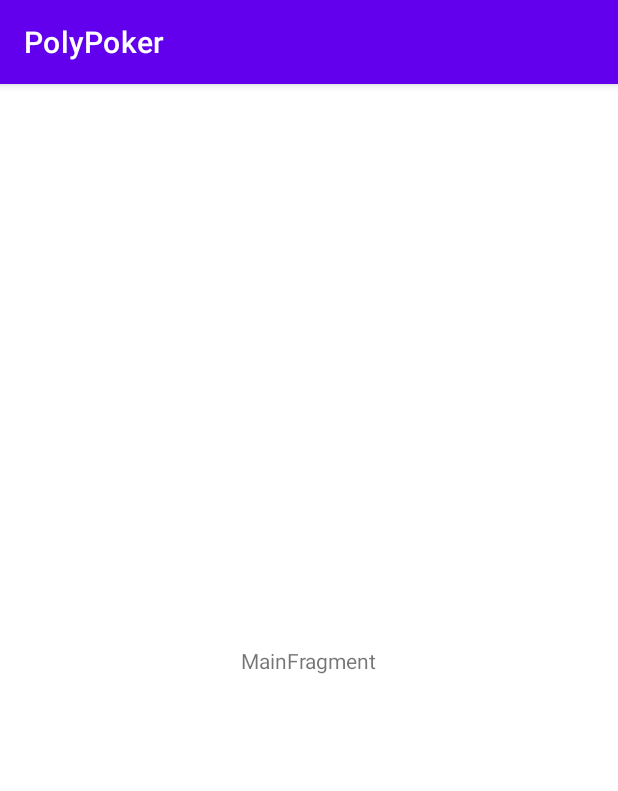
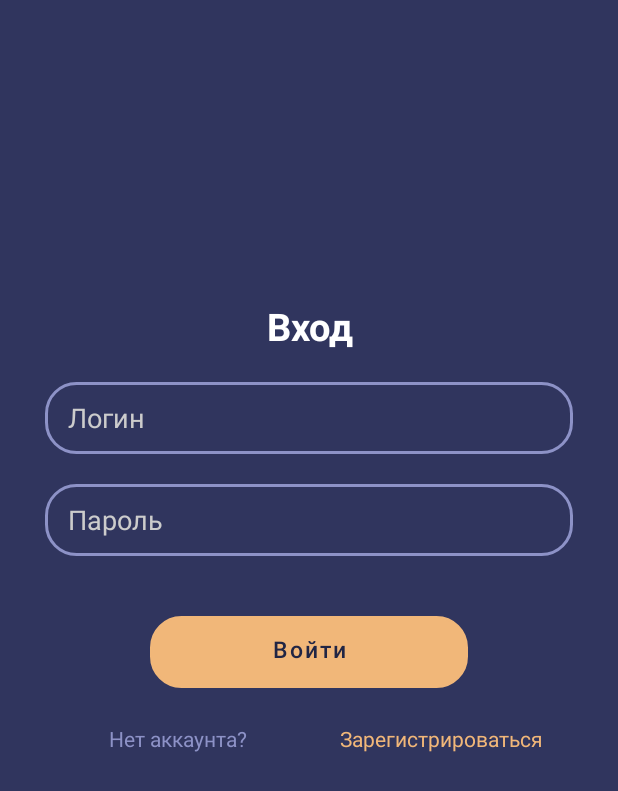
Before and after one commit to sealisaa/polypoker, an Android app: the screen it shows after launch (MainActivity), on a phone screen of 412 x 824 dp. Shown: the top 791 px of the screen. Run offline under Robolectric (Android 15) with nearby library versions, the phone set to English and light mode, and no system bars.

Commit message:
#11, #12: Add logic and registration screens for Android

```diff
--- a/android/PolyPoker/app/build.gradle
+++ b/android/PolyPoker/app/build.gradle
@@ -8,7 +8,7 @@ android {
 
     defaultConfig {
         applicationId "com.example.polypoker"
-        minSdk 19
+        minSdk 21
         targetSdk 31
         versionCode 1
         versionName "1.0"
@@ -39,6 +39,8 @@ dependencies {
     implementation 'androidx.constraintlayout:constraintlayout:2.0.4'
     implementation 'androidx.lifecycle:lifecycle-livedata-ktx:2.3.1'
     implementation 'androidx.lifecycle:lifecycle-viewmodel-ktx:2.3.1'
+    implementation 'androidx.navigation:navigation-fragment-ktx:2.5.3'
+    implementation 'androidx.navigation:navigation-ui-ktx:2.5.3'
     testImplementation 'junit:junit:4.+'
     androidTestImplementation 'androidx.test.ext:junit:1.1.2'
     androidTestImplementation 'androidx.test.espresso:espresso-core:3.3.0'
--- a/android/PolyPoker/app/src/main/java/com/example/polypoker/MainActivity.kt
+++ b/android/PolyPoker/app/src/main/java/com/example/polypoker/MainActivity.kt
@@ -2,17 +2,13 @@ package com.example.polypoker
 
 import androidx.appcompat.app.AppCompatActivity
 import android.os.Bundle
-import com.example.polypoker.ui.main.MainFragment
+import com.example.polypoker.ui.main.LogInFragment
+import com.example.polypoker.ui.main.RegistrationFragment
 
 class MainActivity : AppCompatActivity() {
 
     override fun onCreate(savedInstanceState: Bundle?) {
         super.onCreate(savedInstanceState)
-        setContentView(R.layout.main_activity)
-        if (savedInstanceState == null) {
-            supportFragmentManager.beginTransaction()
-                .replace(R.id.container, MainFragment.newInstance())
-                .commitNow()
-        }
+        setContentView(R.layout.activity_main)
     }
 }
--- /dev/null
+++ b/android/PolyPoker/app/src/main/java/com/example/polypoker/ui/main/LogInFragment.kt
@@ -0,0 +1,44 @@
+package com.example.polypoker.ui.main
+
+import android.os.Bundle
+import android.view.LayoutInflater
+import android.view.View
+import android.view.ViewGroup
+import android.widget.TextView
+import androidx.fragment.app.Fragment
+import androidx.lifecycle.ViewModelProvider
+import androidx.navigation.Navigation
+import androidx.navigation.findNavController
+import androidx.navigation.fragment.findNavController
+import com.example.polypoker.R
+
+class LogInFragment : Fragment() {
+    companion object {
+        fun newInstance() = LogInFragment()
+    }
+
+    private lateinit var viewModel: MainViewModel
+
+    override fun onCreateView(
+        inflater: LayoutInflater, container: ViewGroup?,
+        savedInstanceState: Bundle?
+    ): View {
+        return inflater.inflate(R.layout.log_in_fragment, container, false)
+    }
+
+    override fun onActivityCreated(savedInstanceState: Bundle?) {
+        super.onActivityCreated(savedInstanceState)
+        viewModel = ViewModelProvider(this).get(MainViewModel::class.java)
+        // TODO: Use the ViewModel
+    }
+
+    override fun onViewCreated(view: View, savedInstanceState: Bundle?) {
+        super.onViewCreated(view, savedInstanceState)
+
+        view.findViewById<TextView>(R.id.registerText).setOnClickListener {
+            view.findNavController().navigate(
+                R.id.action_logInFragment_to_registrationFragment
+            )
+        }
+    }
+}
--- a/android/PolyPoker/app/src/main/java/com/example/polypoker/ui/main/MainFragment.kt
+++ b/android/PolyPoker/app/src/main/java/com/example/polypoker/ui/main/RegistrationFragment.kt
@@ -8,10 +8,10 @@ import android.view.View
 import android.view.ViewGroup
 import com.example.polypoker.R
 
-class MainFragment : Fragment() {
+class RegistrationFragment : Fragment() {
 
     companion object {
-        fun newInstance() = MainFragment()
+        fun newInstance() = RegistrationFragment()
     }
 
     private lateinit var viewModel: MainViewModel
@@ -20,7 +20,7 @@ class MainFragment : Fragment() {
         inflater: LayoutInflater, container: ViewGroup?,
         savedInstanceState: Bundle?
     ): View {
-        return inflater.inflate(R.layout.main_fragment, container, false)
+        return inflater.inflate(R.layout.registration_fragment, container, false)
     }
 
     override fun onActivityCreated(savedInstanceState: Bundle?) {
--- /dev/null
+++ b/android/PolyPoker/app/src/main/res/drawable/button_border.xml
@@ -0,0 +1,7 @@
+<?xml version="1.0" encoding="utf-8"?>
+<shape xmlns:android="http://schemas.android.com/apk/res/android">
+    <stroke
+        android:color="@color/apricot"
+        android:width="2dp" />
+    <corners android:radius="20dp" />
+</shape>
--- /dev/null
+++ b/android/PolyPoker/app/src/main/res/drawable/check_eye.xml
@@ -0,0 +1,5 @@
+<vector android:height="24dp" android:tint="#8D92C7"
+    android:viewportHeight="24" android:viewportWidth="24"
+    android:width="24dp" xmlns:android="http://schemas.android.com/apk/res/android">
+    <path android:fillColor="@android:color/white" android:pathData="M12,4.5C7,4.5 2.73,7.61 1,12c1.73,4.39 6,7.5 11,7.5s9.27,-3.11 11,-7.5c-1.73,-4.39 -6,-7.5 -11,-7.5zM12,17c-2.76,0 -5,-2.24 -5,-5s2.24,-5 5,-5 5,2.24 5,5 -2.24,5 -5,5zM12,9c-1.66,0 -3,1.34 -3,3s1.34,3 3,3 3,-1.34 3,-3 -1.34,-3 -3,-3z"/>
+</vector>
--- /dev/null
+++ b/android/PolyPoker/app/src/main/res/drawable/purple_light_border.xml
@@ -0,0 +1,7 @@
+<?xml version="1.0" encoding="utf-8"?>
+<shape xmlns:android="http://schemas.android.com/apk/res/android">
+    <stroke
+        android:color="@color/light_purple"
+        android:width="2dp" />
+    <corners android:radius="20dp" />
+</shape>
--- a/android/PolyPoker/app/src/main/res/layout/main_fragment.xml
+++ b/android/PolyPoker/app/src/main/res/layout/activity_main.xml
@@ -1,20 +1,18 @@
 <?xml version="1.0" encoding="utf-8"?>
 <androidx.constraintlayout.widget.ConstraintLayout xmlns:android="http://schemas.android.com/apk/res/android"
     xmlns:app="http://schemas.android.com/apk/res-auto"
-    xmlns:tools="http://schemas.android.com/tools"
-    android:id="@+id/main"
     android:layout_width="match_parent"
-    android:layout_height="match_parent"
-    tools:context=".ui.main.MainFragment">
+    android:layout_height="match_parent">
 
-    <TextView
-        android:id="@+id/message"
-        android:layout_width="wrap_content"
-        android:layout_height="wrap_content"
-        android:text="MainFragment"
+    <androidx.fragment.app.FragmentContainerView
+        android:id="@+id/fragment_navhost"
+        android:name="androidx.navigation.fragment.NavHostFragment"
+        android:layout_width="match_parent"
+        android:layout_height="match_parent"
+        app:defaultNavHost="true"
         app:layout_constraintBottom_toBottomOf="parent"
         app:layout_constraintEnd_toEndOf="parent"
         app:layout_constraintStart_toStartOf="parent"
-        app:layout_constraintTop_toTopOf="parent" />
-
+        app:layout_constraintTop_toTopOf="parent"
+        app:navGraph="@navigation/main_nav" />
 </androidx.constraintlayout.widget.ConstraintLayout>
--- /dev/null
+++ b/android/PolyPoker/app/src/main/res/layout/log_in_fragment.xml
@@ -0,0 +1,106 @@
+<?xml version="1.0" encoding="utf-8"?>
+<LinearLayout xmlns:android="http://schemas.android.com/apk/res/android"
+    android:id="@+id/logInLinearLayout"
+    android:layout_width="match_parent"
+    android:layout_height="match_parent"
+    android:orientation="vertical"
+    android:background="@color/purple_poker_BG"
+    >
+
+    <TextView
+        android:id="@+id/logInTextView"
+        android:layout_width="match_parent"
+        android:layout_height="wrap_content"
+        android:layout_gravity="center"
+        android:layout_marginTop="200dp"
+        android:layout_marginStart="70dp"
+        android:layout_marginEnd="70dp"
+        android:textAlignment="center"
+        android:textStyle="bold"
+        android:textSize="25sp"
+        android:textColor="@color/white"
+        android:text="@string/enter" />
+
+    <EditText
+        android:id="@+id/loginPlainText"
+        android:layout_width="match_parent"
+        android:layout_height="48dp"
+        android:layout_marginStart="30dp"
+        android:layout_marginEnd="30dp"
+        android:layout_marginTop="20dp"
+        android:background="@drawable/purple_light_border"
+        android:ems="10"
+        android:inputType="textPersonName"
+        android:paddingStart="15dp"
+        android:paddingEnd="15dp"
+        android:hint="@string/login"
+        android:textColorHint="@color/gray"
+        android:textColor="@color/white"
+        />
+
+    <EditText
+        android:id="@+id/passwordPlainText"
+        android:layout_width="match_parent"
+        android:layout_height="48dp"
+        android:layout_marginStart="30dp"
+        android:layout_marginEnd="30dp"
+        android:layout_marginTop="20dp"
+        android:background="@drawable/purple_light_border"
+        android:ems="10"
+        android:paddingEnd="15dp"
+        android:inputType="textPassword"
+        android:paddingStart="15dp"
+        android:hint="@string/password"
+        android:textColorHint="@color/gray"
+        android:textColor="@color/white"
+        />
+
+    <Button
+        android:id="@+id/log_in_button"
+        android:layout_width="match_parent"
+        android:layout_height="wrap_content"
+        android:layout_marginTop="40dp"
+        android:layout_marginStart="100dp"
+        android:layout_marginEnd="100dp"
+        android:background="@drawable/button_border"
+        android:textSize="15sp"
+        android:paddingTop="0dp"
+        android:textAllCaps="false"
+        android:textColor="@color/dark_purple"
+        android:text="@string/log_in" />
+
+    <LinearLayout
+        android:layout_width="match_parent"
+        android:layout_height="wrap_content"
+        android:layout_marginTop="10dp"
+        android:orientation="horizontal">
+
+        <TextView
+            android:id="@+id/dontHaveAccountText"
+            android:layout_width="match_parent"
+            android:layout_height="48dp"
+            android:layout_weight="1"
+            android:textAlignment="center"
+            android:gravity="center"
+            android:layout_marginStart="30dp"
+            android:ems="10"
+            android:text="@string/dont_have_account_question"
+            android:textColor="@color/light_purple"
+            />
+
+        <TextView
+            android:id="@+id/registerText"
+            android:layout_width="match_parent"
+            android:layout_height="48dp"
+            android:layout_weight="1"
+            android:textAlignment="center"
+            android:layout_marginEnd="30dp"
+            android:ems="10"
+            android:gravity="center"
+            android:text="@string/register"
+            android:textColor="@color/apricot"
+            />
+
+    </LinearLayout>
+
+</LinearLayout>
--- a/android/PolyPoker/app/src/main/res/layout/main_activity.xml
+++ /dev/null
@@ -1,7 +0,0 @@
-<?xml version="1.0" encoding="utf-8"?>
-<FrameLayout xmlns:android="http://schemas.android.com/apk/res/android"
-    xmlns:tools="http://schemas.android.com/tools"
-    android:id="@+id/container"
-    android:layout_width="match_parent"
-    android:layout_height="match_parent"
-    tools:context=".MainActivity" />
--- /dev/null
+++ b/android/PolyPoker/app/src/main/res/navigation/main_nav.xml
@@ -0,0 +1,22 @@
+<?xml version="1.0" encoding="utf-8"?>
+<navigation xmlns:android="http://schemas.android.com/apk/res/android"
+    xmlns:app="http://schemas.android.com/apk/res-auto"
+    xmlns:tools="http://schemas.android.com/tools"
+    android:id="@+id/main_nav"
+    app:startDestination="@id/logInFragment">
+
+    <fragment
+        android:id="@+id/logInFragment"
+        android:name="com.example.polypoker.ui.main.LogInFragment"
+        android:label="LogInFragment"
+        tools:layout="@layout/log_in_fragment">
+        <action
+            android:id="@+id/action_logInFragment_to_registrationFragment"
+            app:destination="@id/registrationFragment" />
+    </fragment>
+    <fragment
+        android:id="@+id/registrationFragment"
+        android:name="com.example.polypoker.ui.main.RegistrationFragment"
+        android:label="registration_fragment"
+        tools:layout="@layout/registration_fragment" />
+</navigation>
--- a/android/PolyPoker/app/src/main/res/values-night/themes.xml
+++ b/android/PolyPoker/app/src/main/res/values-night/themes.xml
@@ -1,6 +1,6 @@
 <resources xmlns:tools="http://schemas.android.com/tools">
     <!-- Base application theme. -->
-    <style name="Theme.PolyPoker" parent="Theme.MaterialComponents.DayNight.DarkActionBar">
+    <style name="Theme.PolyPoker" parent="Theme.MaterialComponents.DayNight.NoActionBar">
         <!-- Primary brand color. -->
         <item name="colorPrimary">@color/purple_200</item>
         <item name="colorPrimaryVariant">@color/purple_700</item>
--- a/android/PolyPoker/app/src/main/res/values/colors.xml
+++ b/android/PolyPoker/app/src/main/res/values/colors.xml
@@ -7,4 +7,9 @@
     <color name="teal_700">#FF018786</color>
     <color name="black">#FF000000</color>
     <color name="white">#FFFFFFFF</color>
+    <color name="gray">#cccccc</color>
+    <color name="purple_poker_BG">#30355e</color>
+    <color name="dark_purple">#212544</color>
+    <color name="apricot">#f1b779</color>
+    <color name="light_purple">#8d92c7</color>
 </resources>
--- a/android/PolyPoker/app/src/main/res/values/strings.xml
+++ b/android/PolyPoker/app/src/main/res/values/strings.xml
@@ -1,3 +1,13 @@
 <resources>
     <string name="app_name">PolyPoker</string>
+    <string name="login">Логин</string>
+    <string name="log_in">Войти</string>
+    <string name="password">Пароль</string>
+    <string name="password_repeat">Пароль еще раз</string>
+    <string name="register">Зарегистрироваться</string>
+    <string name="enter">Вход</string>
+    <string name="registration">Регистрация</string>
+    <string name="name">Имя</string>
+    <string name="surname">Фамилия</string>
+    <string name="dont_have_account_question">Нет аккаунта?</string>
 </resources>
--- a/android/PolyPoker/app/src/main/res/values/themes.xml
+++ b/android/PolyPoker/app/src/main/res/values/themes.xml
@@ -1,8 +1,8 @@
 <resources xmlns:tools="http://schemas.android.com/tools">
     <!-- Base application theme. -->
-    <style name="Theme.PolyPoker" parent="Theme.MaterialComponents.DayNight.DarkActionBar">
+    <style name="Theme.PolyPoker" parent="Theme.MaterialComponents.DayNight.NoActionBar">
         <!-- Primary brand color. -->
-        <item name="colorPrimary">@color/purple_500</item>
+        <item name="colorPrimary">@color/apricot</item>
         <item name="colorPrimaryVariant">@color/purple_700</item>
         <item name="colorOnPrimary">@color/white</item>
         <!-- Secondary brand color. -->
```
Also changed, not shown: android/PolyPoker/app/src/main/res/drawable/purple_border.xml (added, +7 -0 lines), android/PolyPoker/app/src/main/res/layout/registration_fragment.xml (added, +151 -0 lines), android/PolyPoker/app/src/main/res/values/styles.xml (added, +7 -0 lines).
